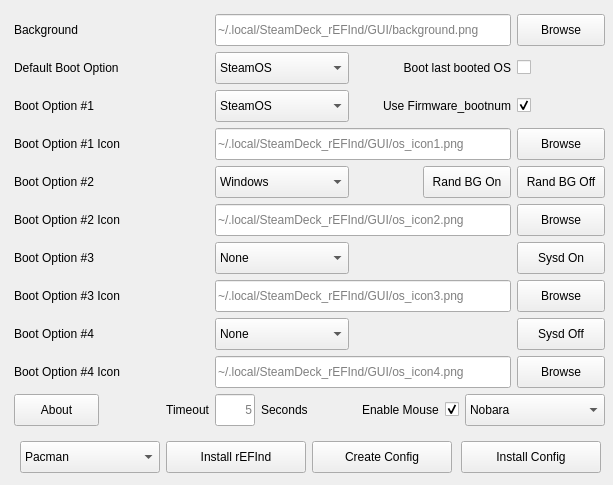
Old version of the form GUI/src/mainwindow.ui in the repository jlobue10/SteamDeck_rEFInd.
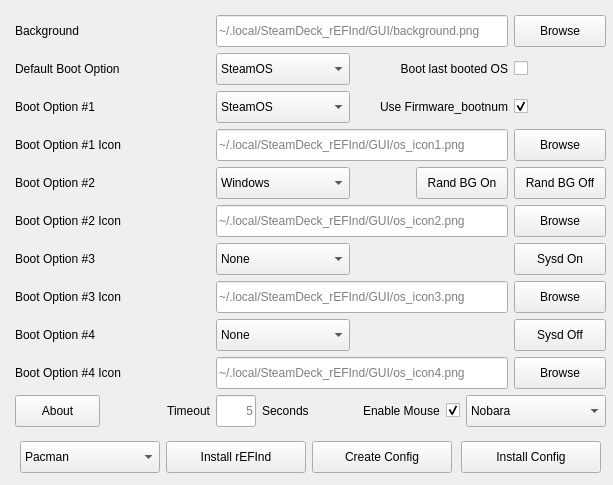
New version of the form. Icons and pictures are not drawn.

```diff
--- a/GUI/src/mainwindow.ui
+++ b/GUI/src/mainwindow.ui
@@ -137,11 +137,11 @@
      </item>
     </layout>
    </widget>
-   <widget class="QWidget" name="layoutWidget">
+   <widget class="QWidget" name="">
     <property name="geometry">
      <rect>
-      <x>14</x>
-      <y>14</y>
+      <x>15</x>
+      <y>15</y>
       <width>591</width>
       <height>416</height>
      </rect>
@@ -167,13 +167,13 @@
       <widget class="QPushButton" name="Background_pushButton">
        <property name="minimumSize">
         <size>
-         <width>88</width>
+         <width>92</width>
          <height>32</height>
         </size>
        </property>
        <property name="maximumSize">
         <size>
-         <width>88</width>
+         <width>92</width>
          <height>32</height>
         </size>
        </property>
@@ -386,13 +386,13 @@
       <widget class="QPushButton" name="Boot_Option_01_Icon_pushButton">
        <property name="minimumSize">
         <size>
-         <width>88</width>
+         <width>92</width>
          <height>32</height>
         </size>
        </property>
        <property name="maximumSize">
         <size>
-         <width>88</width>
+         <width>92</width>
          <height>32</height>
         </size>
        </property>
@@ -472,13 +472,13 @@
       <widget class="QPushButton" name="Rand_BG_On_pushButton">
        <property name="minimumSize">
         <size>
-         <width>88</width>
+         <width>92</width>
          <height>32</height>
         </size>
        </property>
        <property name="maximumSize">
         <size>
-         <width>88</width>
+         <width>92</width>
          <height>32</height>
         </size>
        </property>
@@ -494,13 +494,13 @@
       <widget class="QPushButton" name="Rand_BG_Off_pushButton">
        <property name="minimumSize">
         <size>
-         <width>88</width>
+         <width>92</width>
          <height>32</height>
         </size>
        </property>
        <property name="maximumSize">
         <size>
-         <width>88</width>
+         <width>92</width>
          <height>32</height>
         </size>
        </property>
@@ -529,13 +529,13 @@
       <widget class="QPushButton" name="Boot_Option_02_Icon_pushButton">
        <property name="minimumSize">
         <size>
-         <width>88</width>
+         <width>92</width>
          <height>32</height>
         </size>
        </property>
        <property name="maximumSize">
         <size>
-         <width>88</width>
+         <width>92</width>
          <height>32</height>
         </size>
        </property>
@@ -620,13 +620,13 @@
       <widget class="QPushButton" name="Enable_sysd_pushButton">
        <property name="minimumSize">
         <size>
-         <width>88</width>
+         <width>92</width>
          <height>32</height>
         </size>
        </property>
        <property name="maximumSize">
         <size>
-         <width>88</width>
+         <width>92</width>
          <height>32</height>
         </size>
        </property>
@@ -655,13 +655,13 @@
       <widget class="QPushButton" name="Boot_Option_03_Icon_pushButton">
        <property name="minimumSize">
         <size>
-         <width>88</width>
+         <width>92</width>
          <height>32</height>
         </size>
        </property>
        <property name="maximumSize">
         <size>
-         <width>88</width>
+         <width>92</width>
          <height>32</height>
         </size>
        </property>
@@ -746,13 +746,13 @@
       <widget class="QPushButton" name="Disable_sysd_pushButton">
        <property name="minimumSize">
         <size>
-         <width>88</width>
+         <width>92</width>
          <height>32</height>
         </size>
        </property>
        <property name="maximumSize">
         <size>
-         <width>88</width>
+         <width>92</width>
          <height>32</height>
         </size>
        </property>
@@ -781,13 +781,13 @@
       <widget class="QPushButton" name="Boot_Option_04_Icon_pushButton">
        <property name="minimumSize">
         <size>
-         <width>88</width>
+         <width>92</width>
          <height>32</height>
         </size>
        </property>
        <property name="maximumSize">
         <size>
-         <width>88</width>
+         <width>92</width>
          <height>32</height>
         </size>
        </property>
```
Left out of the diff: 6 changed lines with no effect on the pictures.
